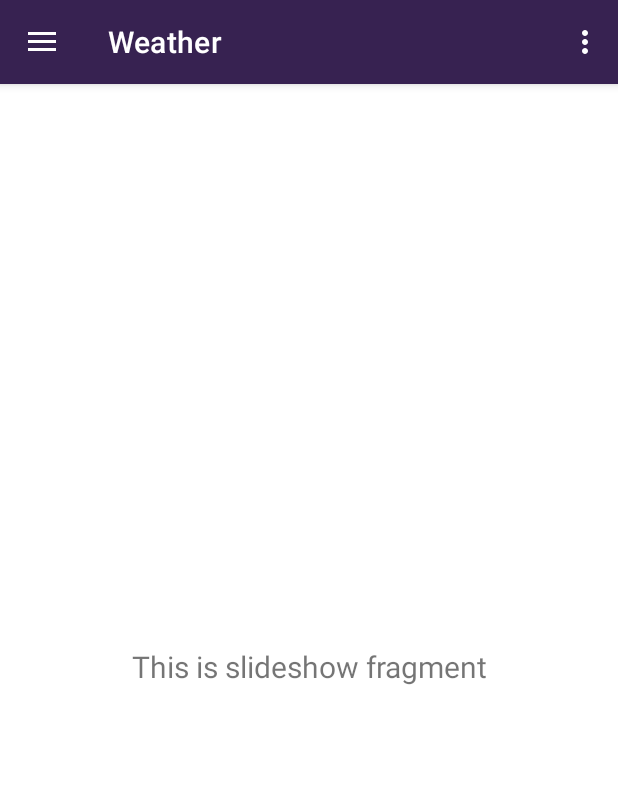
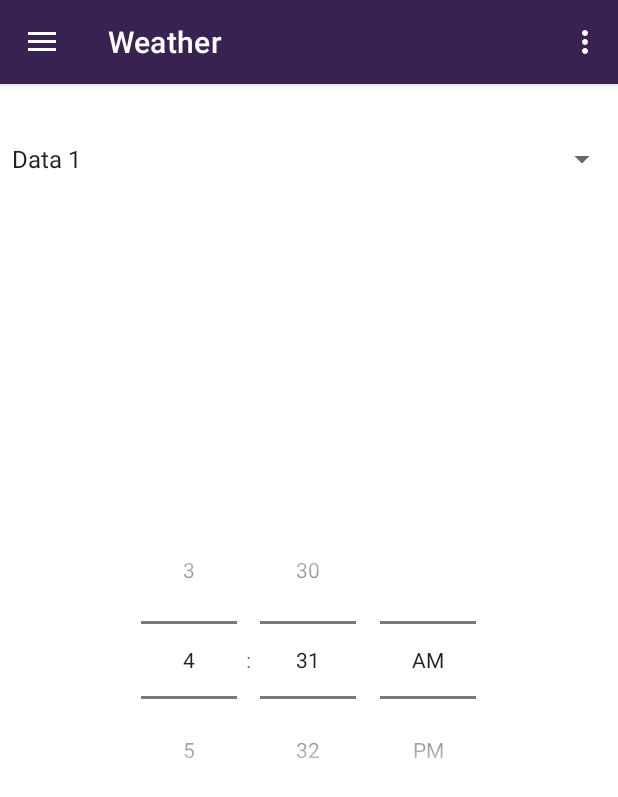
Before and after one commit to radovansanta/SmartGardenApp, an Android app: the screen it shows after launch (MainActivity3), in the side drawer, after a tap on "Weather", on a phone screen of 412 x 824 dp. Shown: the top 797 px of the screen. Run offline under Robolectric (Android 15) with nearby library versions, the phone set to English and light mode, and no system bars; our stand-ins replace navigation-ui.

Commit message:
- Updated (Troels Help with Rest API Data loading) - Solved problem

```diff
--- a/app/src/main/java/com/example/smartgarden/Fragments/HomeFragment.java
+++ b/app/src/main/java/com/example/smartgarden/Fragments/HomeFragment.java
@@ -44,21 +44,20 @@ public class HomeFragment extends Fragment {
         valvesList.hasFixedSize();
         valvesList.setLayoutManager(new LinearLayoutManager(view.getContext()));
 
-        ArrayList<Valve> valves = new ArrayList<>();
-
         /*valves.add(new Valve(1,"Grass","The hose for watering the grass behind house",R.drawable.grass_icon,true));
         valves.add(new Valve(2,"Trees","Fruit trees in garden. Apples, pears, apricots and plums",R.drawable.tree_icon,true));
         valves.add(new Valve(3,"Flowers","Valve for flowers on balcony",R.drawable.flower_icon,false));
         valves.add(new Valve(4,"Bushes","All bushes in the garden and in front of the house",R.drawable.bush_icon,false));
         */
 
+        valveAdapter = new ValveAdapter();
+        valvesList.setAdapter(valveAdapter);
+
         homeViewModel.searchForPokemon();
         homeViewModel.getSearchedPokemon().observe(getViewLifecycleOwner(), valve -> {
-            valves.addAll(valve);
+            valveAdapter.setData(valve);
         });
 
-
-        valveAdapter = new ValveAdapter(valves);
 
 
         valveAdapter.setOnClickListener(valve -> {
@@ -69,7 +68,12 @@ public class HomeFragment extends Fragment {
 
         });
 
-        valvesList.setAdapter(valveAdapter);
+    }
+
+
+    @Override
+    public void onViewStateRestored(@Nullable Bundle savedInstanceState) {
+        super.onViewStateRestored(savedInstanceState);
     }
 
     @Override
--- a/app/src/main/java/com/example/smartgarden/Fragments/SlideshowFragment.java
+++ b/app/src/main/java/com/example/smartgarden/Fragments/SlideshowFragment.java
@@ -4,14 +4,22 @@ import android.os.Bundle;
 import android.view.LayoutInflater;
 import android.view.View;
 import android.view.ViewGroup;
+import android.widget.ArrayAdapter;
+import android.widget.Spinner;
 import android.widget.TextView;
 
 import androidx.annotation.NonNull;
+import androidx.annotation.Nullable;
 import androidx.fragment.app.Fragment;
 import androidx.lifecycle.ViewModelProvider;
 
+import com.example.smartgarden.R;
 import com.example.smartgarden.ViewModels.SlideshowViewModel;
 import com.example.smartgarden.databinding.FragmentSlideshowBinding;
+import com.google.android.material.textfield.TextInputEditText;
+
+import java.util.ArrayList;
+import java.util.List;
 
 public class SlideshowFragment extends Fragment {
 
@@ -25,10 +33,29 @@ public class SlideshowFragment extends Fragment {
         binding = FragmentSlideshowBinding.inflate(inflater, container, false);
         View root = binding.getRoot();
 
-        final TextView textView = binding.textSlideshow;
-        slideshowViewModel.getText().observe(getViewLifecycleOwner(), textView::setText);
+        Spinner spinner = (Spinner) root.findViewById(R.id.planets_spinner);
+
+
+        //ArrayAdapter <CharSequence>adapter = ArrayAdapter.createFromResource( getActivity(), R.array.planets_array , android.R.layout.simple_spinner_item);
+        //adapter.setDropDownViewResource(android.R.layout.simple_spinner_dropdown_item);
+        //spinner.setAdapter(adapter);
+
+        List<String> data = new ArrayList<>();
+
+        // sample data
+        data.add("Data 1");
+        data.add("Data 2");
+
+        ArrayAdapter<String> dataAdapter = new ArrayAdapter<String>(getActivity(), android.R.layout.simple_spinner_item, data);
+        dataAdapter.setDropDownViewResource(android.R.layout.simple_spinner_dropdown_item);
+        spinner.setAdapter(dataAdapter);
+
+
+
         return root;
     }
+
+
 
     @Override
     public void onDestroyView() {
--- a/app/src/main/java/com/example/smartgarden/Models/ValveAdapter.java
+++ b/app/src/main/java/com/example/smartgarden/Models/ValveAdapter.java
@@ -16,16 +16,22 @@ import com.example.smartgarden.Networking.Repositories.ValveRepository;
 import com.example.smartgarden.R;
 
 import java.util.ArrayList;
+import java.util.List;
 
 public class ValveAdapter extends RecyclerView.Adapter<ValveAdapter.ViewHolder> {
 
-    private ArrayList<Valve> valves;
+    private List<Valve> valves;
     private OnClickListener onClickListener;
     ValveRepository repository;
 
-    public ValveAdapter(ArrayList<Valve> valves) {
-        this.valves = valves;
+    public ValveAdapter() {
+        valves = new ArrayList<>();
         repository = ValveRepository.getInstance();
+    }
+
+    public void setData(List<Valve> data){
+        valves = data;
+        notifyDataSetChanged();
     }
 
     public void setOnClickListener(OnClickListener listener) {
@@ -45,7 +51,7 @@ public class ValveAdapter extends RecyclerView.Adapter<ValveAdapter.ViewHolder>
     public void onBindViewHolder(@NonNull ViewHolder holder, int position) {
         holder.name.setText(valves.get(position).getName());
         holder.description.setText(valves.get(position).getDescription());
-        holder.icon.setImageResource(valves.get(position).getIconId());
+        //holder.icon.setImageResource(valves.get(position).getIconId());
         holder.aSwitch.setChecked(valves.get(position).getState());
     }
 
--- a/app/src/main/res/layout/fragment_slideshow.xml
+++ b/app/src/main/res/layout/fragment_slideshow.xml
@@ -6,17 +6,21 @@
     android:layout_height="match_parent"
     tools:context=".Fragments.SlideshowFragment">
 
-    <TextView
-        android:id="@+id/text_slideshow"
+    <Spinner
+        android:id="@+id/planets_spinner"
+        android:layout_width="match_parent"
+        android:entries="@array/planets_array"
+        android:layout_height="100dp"
+        app:layout_constraintTop_toTopOf="parent"/>
+
+    <TimePicker
+        android:id="@+id/datePicker1"
         android:layout_width="match_parent"
         android:layout_height="wrap_content"
-        android:layout_marginStart="8dp"
-        android:layout_marginTop="8dp"
-        android:layout_marginEnd="8dp"
-        android:textAlignment="center"
-        android:textSize="20sp"
+        android:timePickerMode="spinner"
         app:layout_constraintBottom_toBottomOf="parent"
         app:layout_constraintEnd_toEndOf="parent"
         app:layout_constraintStart_toStartOf="parent"
-        app:layout_constraintTop_toTopOf="parent" />
+        app:layout_constraintTop_toTopOf="parent"/>
+
 </androidx.constraintlayout.widget.ConstraintLayout>
--- a/app/src/main/res/values/strings.xml
+++ b/app/src/main/res/values/strings.xml
@@ -11,4 +11,15 @@
     <string name="menu_home">Valves</string>
     <string name="menu_gallery">Switch Log</string>
     <string name="menu_slideshow">Weather</string>
+
+    <string-array name="planets_array">
+        <item>Mercury</item>
+        <item>Venus</item>
+        <item>Earth</item>
+        <item>Mars</item>
+        <item>Jupiter</item>
+        <item>Saturn</item>
+        <item>Uranus</item>
+        <item>Neptune</item>
+    </string-array>
 </resources>
```
